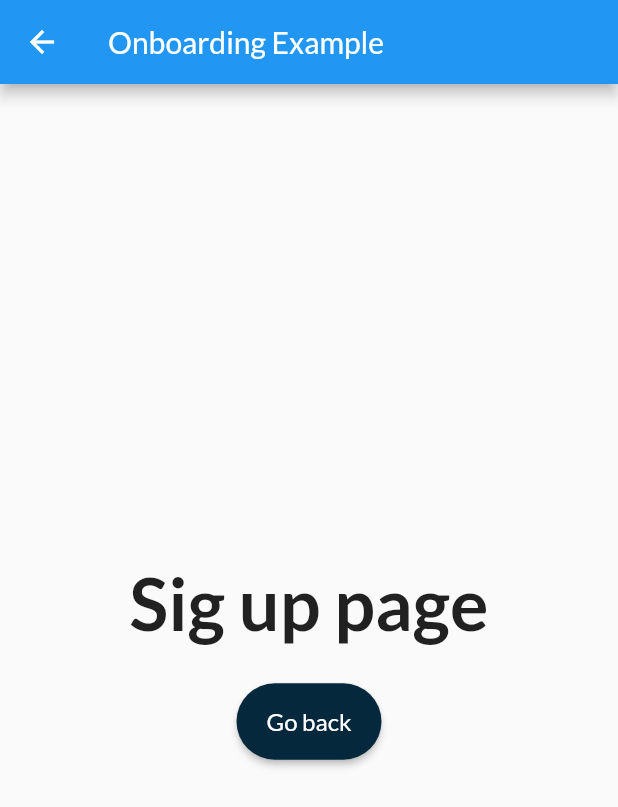
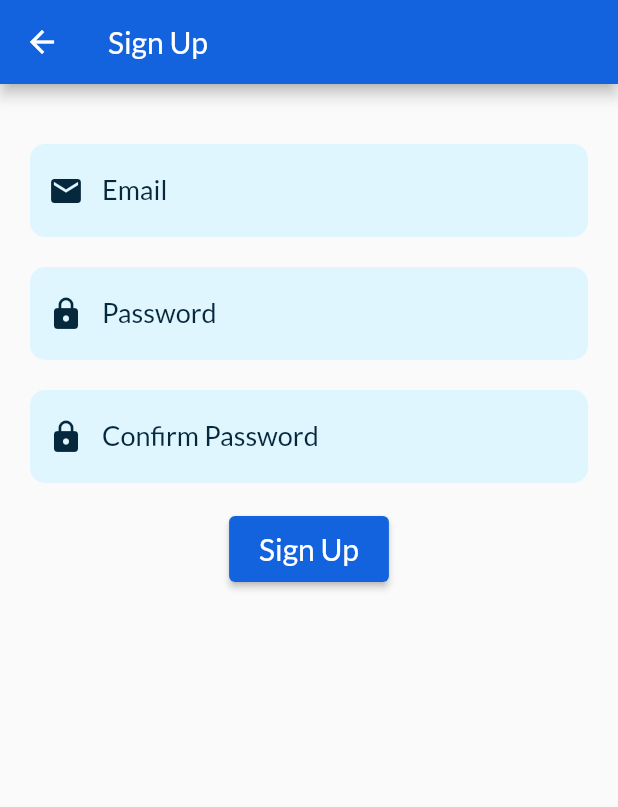
Before and after one commit to yokiclearwater/chnganh, a Flutter app: the SignUpPage screen opened directly, on a phone screen of 412 x 824 dp. Shown: the top 807 px of the screen. Run offline on Flutter 3.47's test engine with Material 2 defaults, Android fonts, the light colour scheme and no system bars; our stand-ins replace cloud_firestore, email_validator, firebase_auth, firebase_core, google_fonts, introduction_screen; accounts and stored records are empty; network calls fail.

```diff
--- a/lib/screens/login_screens/onboarding_page.dart
+++ b/lib/screens/login_screens/onboarding_page.dart
@@ -1,6 +1,6 @@
 import 'package:chnganh/screens/login_screens/login_page.dart';
 import 'package:chnganh/screens/login_screens/sign_up_page.dart';
-import 'package:chnganh/screens/sign_up.dart';
+import 'package:chnganh/screens/sign_up_screen.dart';
 import 'package:chnganh/widget/button_widget.dart';
 import 'package:flutter/material.dart';
 import 'package:introduction_screen/introduction_screen.dart';
@@ -33,9 +33,6 @@ class OnBoardingPage extends StatelessWidget {
                   ButtonWidget(
                     text: 'Go to Sign in',
                     onClicked: () => Login(context),
-                  ),
-                  const SizedBox(
-                    height: 20,
                   ),
                   ButtonSignup(
                       text: 'No Account yet ? Sign up here.',
--- a/lib/screens/login_screens/sign_up_page.dart
+++ b/lib/screens/login_screens/sign_up_page.dart
@@ -1,31 +1,108 @@
 import 'package:chnganh/main.dart';
 import 'package:chnganh/screens/login_screens/onboarding_page.dart';
-import 'package:chnganh/widget/button_widget.dart';
+import 'package:chnganh/widget/textfield_widget.dart';
 import 'package:flutter/material.dart';
 
-class SignUpPage extends StatelessWidget {
+import '../../constants/colors.dart';
+
+class SignUpPage extends StatefulWidget {
+  const SignUpPage({Key? key}) : super(key: key);
+
   @override
-  Widget build(BuildContext context) => Scaffold(
+  State<SignUpPage> createState() => _SignUpPageState();
+}
+
+class _SignUpPageState extends State<SignUpPage> {
+  final _formKey = GlobalKey<FormState>();
+  final _emailController = TextEditingController();
+  final _passwordController = TextEditingController();
+  final _confirmPasswordController = TextEditingController();
+
+  @override
+  Widget build(BuildContext context) {
+    return Scaffold(
       appBar: AppBar(
-          title: Text(MyApp.title),
+        backgroundColor: primaryColor,
+        title: const Text('Sign Up'),
       ),
-        body: Center(
+      body: Form(
+        key: _formKey,
+        child: Container(
+          padding: const EdgeInsets.all(20),
           child: Column(
-          mainAxisAlignment: MainAxisAlignment.center,
             children: [
-            Text(
-              'Sig up page',
-              style: TextStyle(fontSize: 48, fontWeight: FontWeight.bold),
+              const SizedBox(height: 20),
+              TextFieldWidget(
+                controller: _emailController,
+                label: 'Email',
+                validator: requiredValidator,
+                prefixIcon: Icons.mail,
               ),
-            const SizedBox(
-              height: 24,
+              const SizedBox(height: 20),
+              TextFieldWidget(
+                controller: _passwordController,
+                label: 'Password',
+                validator: requiredValidator,
+                keyboardType: TextInputType.visiblePassword,
+                password: true,
+                prefixIcon: Icons.lock,
               ),
-            ButtonWidget(
-                text: 'Go back', onClicked: () => goOnBoardingPage(context))
-          ],
-        )),
-      );
-  void goOnBoardingPage(context) => Navigator.of(context).pushReplacement(
-        MaterialPageRoute(builder: (_) => OnBoardingPage()),
+              const SizedBox(height: 20),
+              TextFieldWidget(
+                controller: _confirmPasswordController,
+                label: 'Confirm Password',
+                validator: confirmPasswordValidator,
+                keyboardType: TextInputType.visiblePassword,
+                password: true,
+                prefixIcon: Icons.lock,
+              ),
+              const SizedBox(height: 20),
+              ElevatedButton(
+                onPressed: () {
+                  if (_formKey.currentState!.validate()) {
+                    Navigator.push(
+                      context,
+                      MaterialPageRoute(
+                        builder: (context) => OnBoardingPage(),
+                      ),
                     );
                   }
+                },
+                // Elevated Button Style
+                style: ElevatedButton.styleFrom(
+                  primary: primaryColor,
+                  padding: const EdgeInsets.symmetric(
+                    horizontal: 20,
+                    vertical: 10,
+                  ),
+                ),
+                child: Text('Sign Up',
+                    style: TextStyle(
+                      color: Colors.white,
+                      fontSize: 20,
+                    )),
+              ),
+            ],
+          ),
+        ),
+      ),
+    );
+  }
+
+  String? requiredValidator(String? text) {
+    if (text == null || text.isEmpty) {
+      return 'This field is required';
+    }
+    return null;
+  }
+
+  String? confirmPasswordValidator(String? confrimPasswordText) {
+    if (confrimPasswordText == null || confrimPasswordText.isEmpty) {
+      return 'This field is required';
+    }
+    if (confrimPasswordText != _passwordController.text) {
+      return 'Passwords do not match';
+    }
+    return null;
+  }
+}
--- /dev/null
+++ b/lib/widget/textfield_widget.dart
@@ -0,0 +1,68 @@
+import 'package:flutter/material.dart';
+import '../constants/colors.dart';
+
+class TextFieldWidget extends StatelessWidget {
+  final TextEditingController controller;
+  final String label;
+  final TextInputType? keyboardType;
+  final FormFieldValidator<String>? validator;
+  final bool password;
+  final IconData prefixIcon;
+
+  const TextFieldWidget(
+      {Key? key,
+      required this.controller,
+      required this.label,
+      this.password = false,
+      this.keyboardType,
+      this.validator,
+      required this.prefixIcon})
+      : super(key: key);
+
+  @override
+  Widget build(BuildContext context) {
+    return TextFormField(
+      controller: controller,
+      obscureText: password,
+      keyboardType: keyboardType,
+      validator: validator,
+      cursorColor: primaryColor,
+      style: TextStyle(
+        color: primaryColor,
+        fontSize: 18,
+      ),
+      decoration: InputDecoration(
+        labelText: label,
+        floatingLabelBehavior: FloatingLabelBehavior.never,
+        filled: true,
+        prefixIcon: Icon(
+          prefixIcon,
+          color: accentColor,
+        ),
+        fillColor: textColor,
+        errorBorder: OutlineInputBorder(
+          borderSide: BorderSide(
+            color: Colors.red,
+          ),
+        ),
+        focusedErrorBorder: OutlineInputBorder(
+          borderSide: BorderSide(
+            color: Colors.red,
+          ),
+        ),
+        labelStyle: const TextStyle(
+          color: accentColor,
+          fontSize: 18,
+        ),
+        focusedBorder: OutlineInputBorder(
+          borderSide: BorderSide.none,
+          borderRadius: BorderRadius.circular(10),
+        ),
+        enabledBorder: OutlineInputBorder(
+          borderSide: BorderSide.none,
+          borderRadius: BorderRadius.circular(10),
+        ),
+      ),
+    );
+  }
+}
--- a/pubspec.yaml
+++ b/pubspec.yaml
@@ -36,6 +36,10 @@ dependencies:
   cupertino_icons: ^1.0.2
   google_fonts: ^3.0.1
   introduction_screen: ^3.0.2
+  firebase_core: ^1.20.0
+  firebase_auth: ^3.5.1
+  email_validator: ^2.1.17
+  cloud_firestore: ^3.4.3
 
 dev_dependencies:
   flutter_test:
```
Also changed, not shown: lib/main.dart (+7 -2 lines), lib/screens/login_screen.dart (+52 -1 lines), lib/screens/sign_up.dart (deleted, +0 -194 lines), lib/screens/sign_up_screen.dart (added, +215 -0 lines), pubspec.lock, 6 other files. Lines whose indentation alone changed are shown as unchanged.
